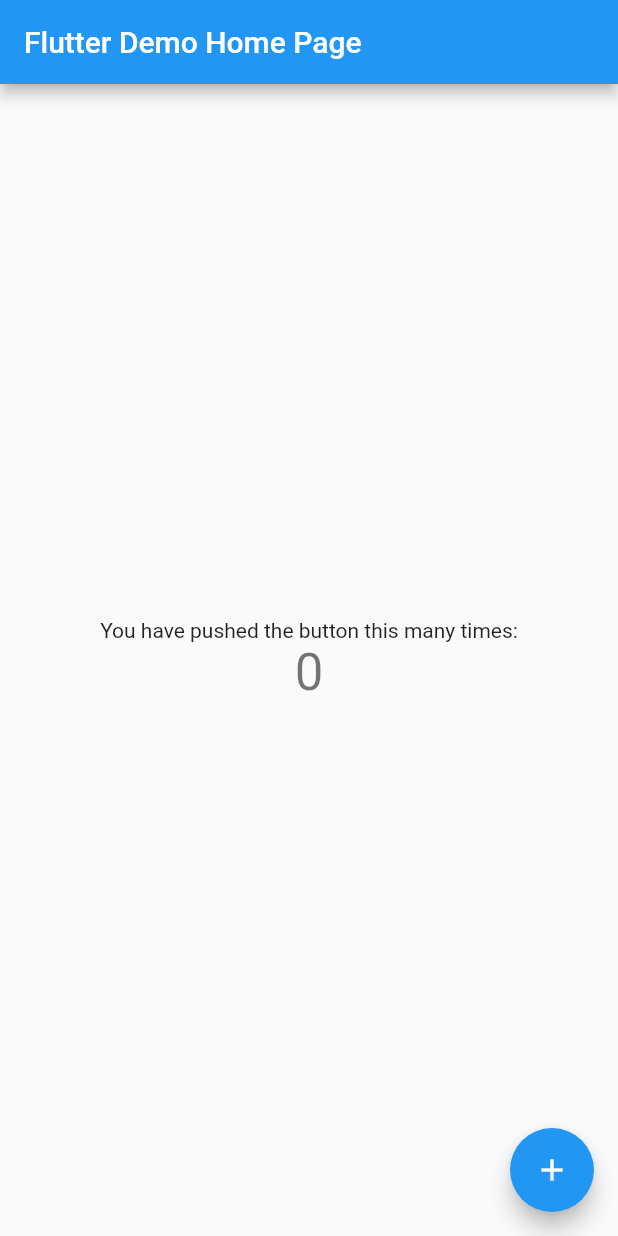
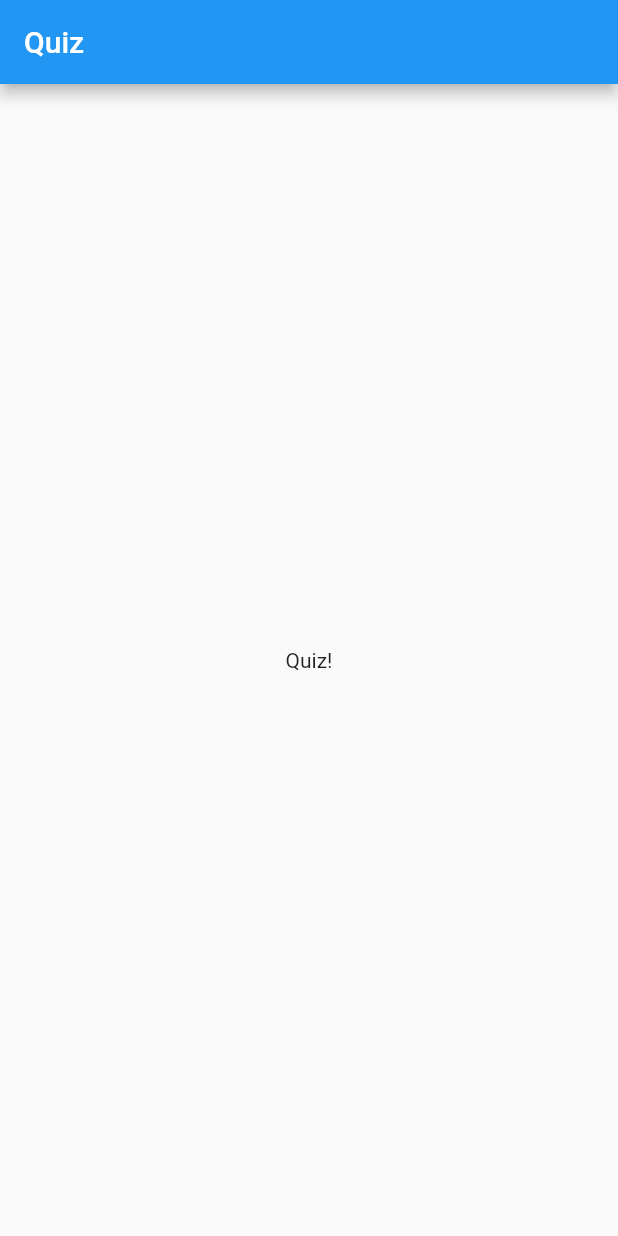
Before and after one commit to kelvinwieth/bmw-quiz-app, a Flutter app: the screen it shows after launch, on a phone screen of 412 x 824 dp. Run offline on Flutter 3.47's test engine with Material 2 defaults, Android fonts, the phone set to English and light mode, and no system bars.

Commit message:
Add quiz page

```diff
--- a/lib/main.dart
+++ b/lib/main.dart
@@ -1,115 +1,18 @@
+import 'package:bmw_quiz_flutter/quiz/presentation/pages/quiz_page.dart';
 import 'package:flutter/material.dart';
 
 void main() {
-  runApp(const MyApp());
+  runApp(const BMWQuizApp());
 }
 
-class MyApp extends StatelessWidget {
-  const MyApp({Key? key}) : super(key: key);
+class BMWQuizApp extends StatelessWidget {
+  const BMWQuizApp({Key? key}) : super(key: key);
 
-  // This widget is the root of your application.
   @override
   Widget build(BuildContext context) {
-    return MaterialApp(
-      title: 'Flutter Demo',
-      theme: ThemeData(
-        // This is the theme of your application.
-        //
-        // Try running your application with "flutter run". You'll see the
-        // application has a blue toolbar. Then, without quitting the app, try
-        // changing the primarySwatch below to Colors.green and then invoke
-        // "hot reload" (press "r" in the console where you ran "flutter run",
-        // or simply save your changes to "hot reload" in a Flutter IDE).
-        // Notice that the counter didn't reset back to zero; the application
-        // is not restarted.
-        primarySwatch: Colors.blue,
-      ),
-      home: const MyHomePage(title: 'Flutter Demo Home Page'),
+    return const MaterialApp(
+      debugShowCheckedModeBanner: false,
+      home: QuizPage(),
     );
   }
 }
-
-class MyHomePage extends StatefulWidget {
-  const MyHomePage({Key? key, required this.title}) : super(key: key);
-
-  // This widget is the home page of your application. It is stateful, meaning
-  // that it has a State object (defined below) that contains fields that affect
-  // how it looks.
-
-  // This class is the configuration for the state. It holds the values (in this
-  // case the title) provided by the parent (in this case the App widget) and
-  // used by the build method of the State. Fields in a Widget subclass are
-  // always marked "final".
-
-  final String title;
-
-  @override
-  State<MyHomePage> createState() => _MyHomePageState();
-}
-
-class _MyHomePageState extends State<MyHomePage> {
-  int _counter = 0;
-
-  void _incrementCounter() {
-    setState(() {
-      // This call to setState tells the Flutter framework that something has
-      // changed in this State, which causes it to rerun the build method below
-      // so that the display can reflect the updated values. If we changed
-      // _counter without calling setState(), then the build method would not be
-      // called again, and so nothing would appear to happen.
-      _counter++;
-    });
-  }
-
-  @override
-  Widget build(BuildContext context) {
-    // This method is rerun every time setState is called, for instance as done
-    // by the _incrementCounter method above.
-    //
-    // The Flutter framework has been optimized to make rerunning build methods
-    // fast, so that you can just rebuild anything that needs updating rather
-    // than having to individually change instances of widgets.
-    return Scaffold(
-      appBar: AppBar(
-        // Here we take the value from the MyHomePage object that was created by
-        // the App.build method, and use it to set our appbar title.
-        title: Text(widget.title),
-      ),
-      body: Center(
-        // Center is a layout widget. It takes a single child and positions it
-        // in the middle of the parent.
-        child: Column(
-          // Column is also a layout widget. It takes a list of children and
-          // arranges them vertically. By default, it sizes itself to fit its
-          // children horizontally, and tries to be as tall as its parent.
-          //
-          // Invoke "debug painting" (press "p" in the console, choose the
-          // "Toggle Debug Paint" action from the Flutter Inspector in Android
-          // Studio, or the "Toggle Debug Paint" command in Visual Studio Code)
-          // to see the wireframe for each widget.
-          //
-          // Column has various properties to control how it sizes itself and
-          // how it positions its children. Here we use mainAxisAlignment to
-          // center the children vertically; the main axis here is the vertical
-          // axis because Columns are vertical (the cross axis would be
-          // horizontal).
-          mainAxisAlignment: MainAxisAlignment.center,
-          children: <Widget>[
-            const Text(
-              'You have pushed the button this many times:',
-            ),
-            Text(
-              '$_counter',
-              style: Theme.of(context).textTheme.headline4,
-            ),
-          ],
-        ),
-      ),
-      floatingActionButton: FloatingActionButton(
-        onPressed: _incrementCounter,
-        tooltip: 'Increment',
-        child: const Icon(Icons.add),
-      ), // This trailing comma makes auto-formatting nicer for build methods.
-    );
-  }
-}
--- /dev/null
+++ b/lib/quiz/presentation/pages/quiz_page.dart
@@ -0,0 +1,17 @@
+import 'package:flutter/material.dart';
+
+class QuizPage extends StatelessWidget {
+  const QuizPage({Key? key}) : super(key: key);
+
+  @override
+  Widget build(BuildContext context) {
+    return Scaffold(
+      appBar: AppBar(
+        title: const Text('Quiz'),
+      ),
+      body: const Center(
+        child: Text('Quiz!'),
+      ),
+    );
+  }
+}
```
